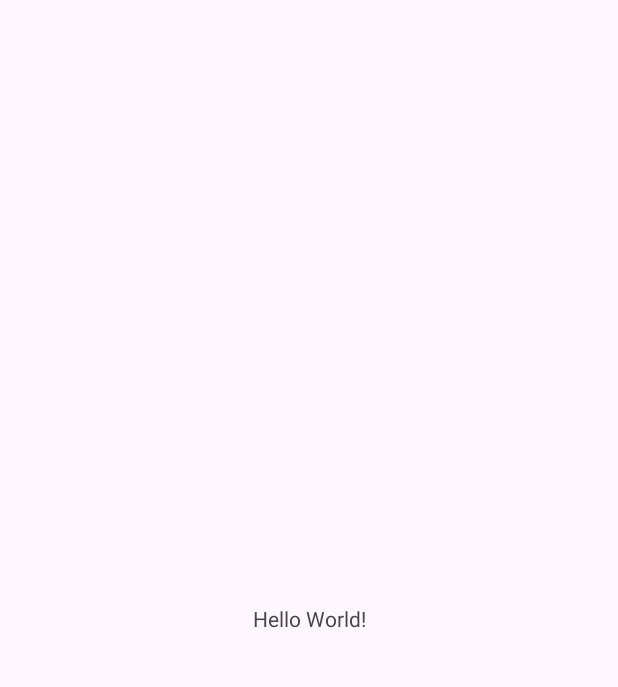
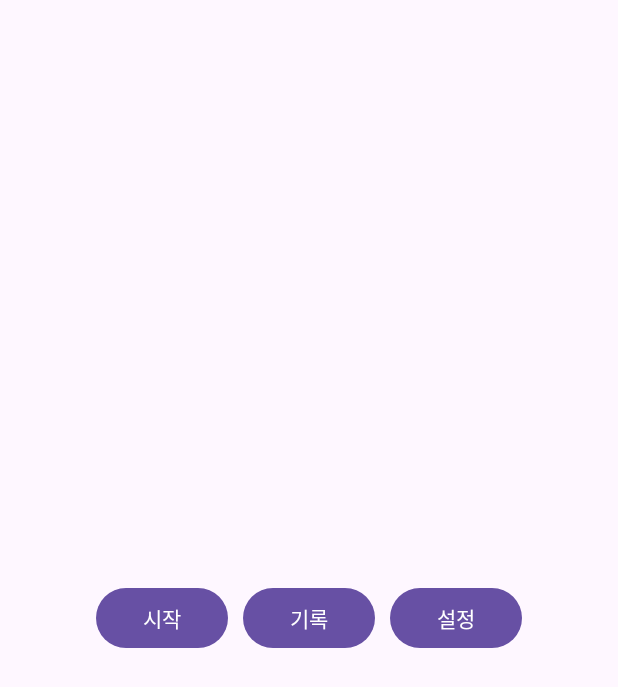
Before and after one commit to leejiwon1202/2023_Driver_Drowsiness_Detection_App, an Android app: the screen it shows after launch (MainActivity), on a phone screen of 412 x 824 dp. Before the commit the part shown is almost empty. Shown: the top 687 px of the screen. Run offline under Robolectric (Android 15) with nearby library versions, the phone set to English and light mode, and no system bars.

Commit message:
230522 프로젝트 틀 생성

```diff
--- a/app/src/main/java/com/example/driver_drowsiness_detection_app/MainActivity.java
+++ b/app/src/main/java/com/example/driver_drowsiness_detection_app/MainActivity.java
@@ -2,7 +2,9 @@ package com.example.driver_drowsiness_detection_app;
 
 import androidx.appcompat.app.AppCompatActivity;
 
+import android.content.Intent;
 import android.os.Bundle;
+import android.widget.Button;
 
 public class MainActivity extends AppCompatActivity {
 
@@ -10,5 +12,23 @@ public class MainActivity extends AppCompatActivity {
     protected void onCreate(Bundle savedInstanceState) {
         super.onCreate(savedInstanceState);
         setContentView(R.layout.activity_main);
+
+        Button startBtn = findViewById(R.id.startBtn);
+        startBtn.setOnClickListener(view -> {
+            Intent i = new Intent(MainActivity.this, DrowsyDetectActivity.class);
+            startActivity(i);
+        });
+
+        Button logBtn = findViewById(R.id.logBtn);
+        logBtn.setOnClickListener(view -> {
+            Intent i = new Intent(MainActivity.this, LogActivity.class);
+            startActivity(i);
+        });
+
+        Button settingBtn = findViewById(R.id.settingBtn);
+        settingBtn.setOnClickListener(view -> {
+            Intent i = new Intent(MainActivity.this, SettingActivity.class);
+            startActivity(i);
+        });
     }
 }
--- a/app/src/main/res/layout/activity_main.xml
+++ b/app/src/main/res/layout/activity_main.xml
@@ -1,18 +1,30 @@
 <?xml version="1.0" encoding="utf-8"?>
-<androidx.constraintlayout.widget.ConstraintLayout xmlns:android="http://schemas.android.com/apk/res/android"
+<LinearLayout xmlns:android="http://schemas.android.com/apk/res/android"
     xmlns:app="http://schemas.android.com/apk/res-auto"
     xmlns:tools="http://schemas.android.com/tools"
     android:layout_width="match_parent"
     android:layout_height="match_parent"
+    android:gravity="center"
     tools:context=".MainActivity">
 
-    <TextView
+    <Button
+        android:id="@+id/startBtn"
         android:layout_width="wrap_content"
         android:layout_height="wrap_content"
-        android:text="Hello World!"
-        app:layout_constraintBottom_toBottomOf="parent"
-        app:layout_constraintEnd_toEndOf="parent"
-        app:layout_constraintStart_toStartOf="parent"
-        app:layout_constraintTop_toTopOf="parent" />
+        android:text="시작" />
 
-</androidx.constraintlayout.widget.ConstraintLayout>
+    <Button
+        android:id="@+id/logBtn"
+        android:layout_width="wrap_content"
+        android:layout_height="wrap_content"
+        android:layout_marginStart="10dp"
+        android:text="기록" />
+
+    <Button
+        android:id="@+id/settingBtn"
+        android:layout_width="wrap_content"
+        android:layout_height="wrap_content"
+        android:layout_marginStart="10dp"
+        android:text="설정" />
+
+</LinearLayout>
```
Also changed, not shown: app/src/main/AndroidManifest.xml (+9 -0 lines), app/src/main/java/com/example/driver_drowsiness_detection_app/DrowsyDetectActivity.java (added, +14 -0 lines), app/src/main/java/com/example/driver_drowsiness_detection_app/LogActivity.java (added, +14 -0 lines), app/src/main/java/com/example/driver_drowsiness_detection_app/SettingActivity.java (added, +14 -0 lines), app/src/main/res/layout/activity_drowsy_detect.xml (added, +15 -0 lines), app/src/main/res/layout/activity_log.xml (added, +15 -0 lines), app/src/main/res/layout/activity_setting.xml (added, +15 -0 lines).
